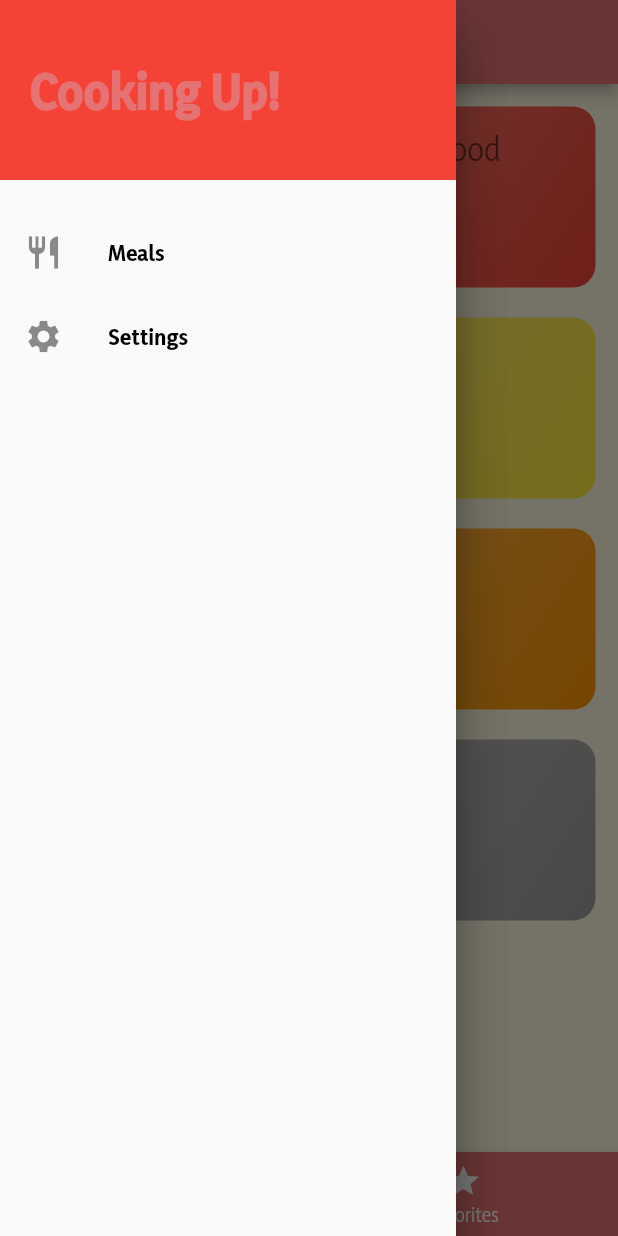
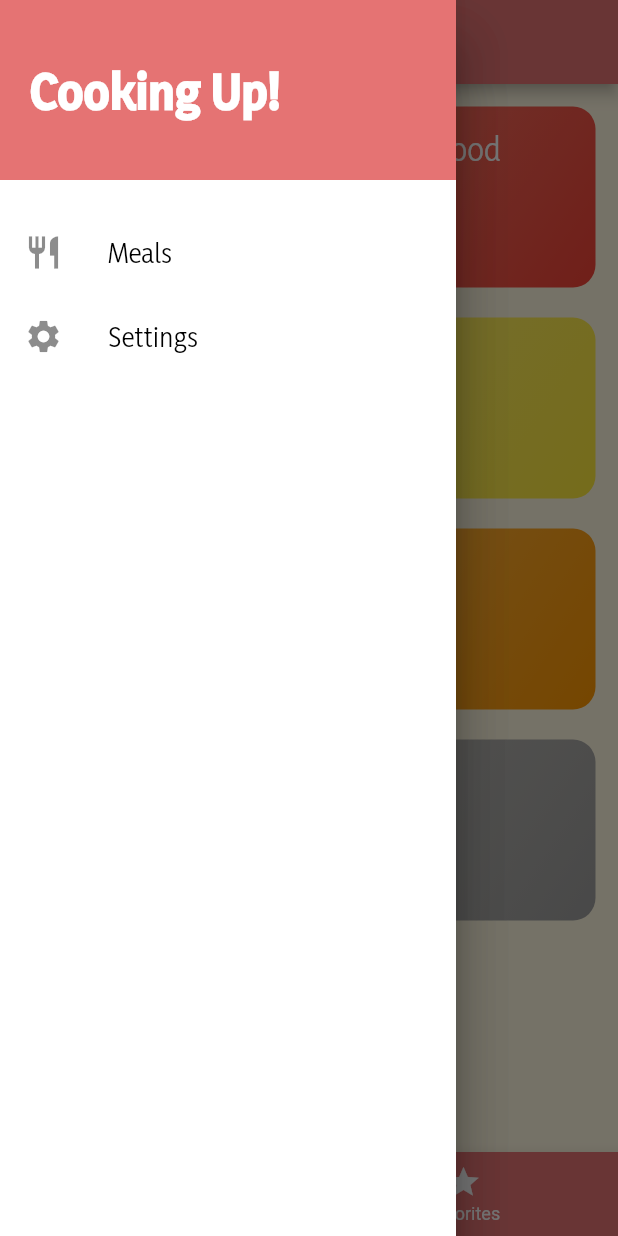
Before and after one commit to SerKleanthis/meal_app, a Flutter app: the screen it shows after launch, with the side drawer open, on a phone screen of 412 x 824 dp. Run offline on Flutter 3.47's test engine with Material 2 defaults, Android fonts, the phone set to English and light mode, and no system bars.

Commit message:
Theme added, fixes and code optimization

```diff
--- /dev/null
+++ b/lib/data/theme.dart
@@ -0,0 +1,45 @@
+import 'package:flutter/material.dart';
+
+ThemeData myThemeData(BuildContext context) {
+  return ThemeData.light().copyWith(
+    primaryColor: Colors.red.shade300,
+    scaffoldBackgroundColor: Colors.amber.shade50,
+    colorScheme: ColorScheme.light(
+      primary: Colors.red.shade300,
+      onPrimary: Colors.white,
+      secondary: Colors.amber,
+      error: Colors.red,
+    ),
+    textTheme: ThemeData.light().textTheme.copyWith(
+          bodyText1: const TextStyle(color: Colors.black),
+          bodyText2: const TextStyle(color: Colors.white),
+          headline1: const TextStyle(
+            // for titles
+            color: Colors.white,
+            fontSize: 20,
+            fontFamily: 'Yaldevi',
+          ),
+          headline2: const TextStyle(
+            // for title in drawer
+            color: Colors.white,
+            fontWeight: FontWeight.w900,
+            fontSize: 30,
+            fontFamily: 'Yaldevi',
+          ),
+          headline3: const TextStyle(
+            // for the drawer
+            color: Colors.black,
+            fontSize: 17,
+            fontWeight: FontWeight.w500,
+            fontFamily: 'Yaldevi',
+          ),
+          headline4: const TextStyle(
+            // for the drawer
+            color: Colors.black,
+            fontSize: 19,
+            fontWeight: FontWeight.w600,
+            fontFamily: 'Yaldevi',
+          ),
+        ),
+  );
+}
--- a/lib/importing_all.dart
+++ b/lib/importing_all.dart
@@ -11,6 +11,7 @@ export './screens/screen_meal_details.dart';
 export './screens/screen_categories.dart';
 export './screens/screen_tabs.dart';
 export './screens/screen_favorites.dart';
+export './screens/screen_filters.dart';
 
 // Widgets
 export './widgets/category_item.dart';
@@ -19,6 +20,7 @@ export './widgets/main_drawer.dart';
 
 // Data
 export './data/dummy_data.dart';
+export './data/theme.dart';
 
 // Route
 export './route/route_generator.dart';
--- a/lib/main.dart
+++ b/lib/main.dart
@@ -13,36 +13,7 @@ class _MyAppState extends State<MyApp> {
   Widget build(BuildContext context) {
     return MaterialApp(
       title: 'DeliMeals',
-      theme: ThemeData(
-        colorScheme: ColorScheme(
-          primary: Colors.red.shade300,
-          primaryVariant: Colors.red.shade500,
-          secondary: Colors.red.shade500,
-          secondaryVariant: Colors.red.shade700,
-          surface: Colors.grey.shade400,
-          background: Colors.white,
-          error: Colors.red,
-          onPrimary: Colors.white,
-          onSecondary: Colors.amber,
-          onSurface: Colors.black,
-          onBackground: Colors.black,
-          onError: Colors.black,
-          brightness: Brightness.light,
-        ),
-        // colorScheme.: Colors.amber,
-        // backgroundColor: Colors.amber,
-        scaffoldBackgroundColor: Colors.amber.shade50,
-        fontFamily: 'Yaldevi',
-        textTheme: ThemeData.light().textTheme.copyWith(
-              bodyText1: const TextStyle(color: Colors.black),
-              bodyText2: const TextStyle(color: Colors.black),
-              headline1: const TextStyle(
-                fontSize: 20,
-                fontFamily: 'Yaldevi',
-              ),
-            ),
-      ),
-      // home: CategoriesScreen(),
+      theme: myThemeData(context),
       initialRoute: TabsScreen.routeName,
       onGenerateRoute: RouteGenerator.generateRoute,
     );
--- a/lib/route/route_generator.dart
+++ b/lib/route/route_generator.dart
@@ -31,6 +31,8 @@ class RouteGenerator {
         return _errorRoute();
       case '/favorites':
         return MaterialPageRoute(builder: (_) => FavoritesScreen());
+      case '/filters':
+        return MaterialPageRoute(builder: (_) => FilterScreen());
       default:
         return _errorRoute();
     }
--- a/lib/screens/screen_categories.dart
+++ b/lib/screens/screen_categories.dart
@@ -2,7 +2,7 @@ import 'package:flutter/material.dart';
 import '../importing_all.dart';
 
 class InitialScreen extends StatelessWidget {
-  static String routeName = '/init';
+  static const routeName = '/init';
   @override
   Widget build(BuildContext context) {
     return GridView(
--- a/lib/screens/screen_favorites.dart
+++ b/lib/screens/screen_favorites.dart
@@ -1,6 +1,7 @@
 import 'package:flutter/material.dart';
 
 class FavoritesScreen extends StatelessWidget {
+  static const routName = '/favorites';
   @override
   Widget build(BuildContext context) {
     return Container();
--- a/lib/screens/screen_meals.dart
+++ b/lib/screens/screen_meals.dart
@@ -2,7 +2,7 @@ import 'package:flutter/material.dart';
 import '../importing_all.dart';
 
 class MealsScreen extends StatelessWidget {
-  static String routeName = '/meals';
+  static const routeName = '/meals';
   final String categoryId;
   final String categoryTitle;
   final Color color;
--- a/lib/screens/screen_tabs.dart
+++ b/lib/screens/screen_tabs.dart
@@ -2,7 +2,7 @@ import 'package:flutter/material.dart';
 import '../importing_all.dart';
 
 class TabsScreen extends StatefulWidget {
-  static String routeName = '/';
+  static const routeName = '/';
   @override
   _TabsScreenState createState() => _TabsScreenState();
 }
@@ -45,9 +45,9 @@ class _TabsScreenState extends State<TabsScreen> {
       body: _pages[_selectedPageIndex]['page'],
       bottomNavigationBar: BottomNavigationBar(
         onTap: _selectPage,
-        backgroundColor: Theme.of(context).colorScheme.primary,
-        unselectedItemColor: Theme.of(context).colorScheme.background,
-        selectedItemColor: Theme.of(context).colorScheme.onSecondary,
+        backgroundColor: Theme.of(context).primaryColor,
+        unselectedItemColor: Theme.of(context).colorScheme.onPrimary,
+        selectedItemColor: Theme.of(context).colorScheme.secondary,
         currentIndex: _selectedPageIndex,
         type: BottomNavigationBarType.fixed,
         items: const [
--- a/lib/widgets/main_drawer.dart
+++ b/lib/widgets/main_drawer.dart
@@ -1,7 +1,8 @@
 import 'package:flutter/material.dart';
+import 'package:meal_app/importing_all.dart';
 
 class MainDrawer extends StatelessWidget {
-  Widget buildListTile(String title, IconData icon) {
+  Widget buildListTile(String title, IconData icon, Function handler) {
     return ListTile(
       leading: Icon(
         icon,
@@ -11,36 +12,59 @@ class MainDrawer extends StatelessWidget {
         title,
         style: const TextStyle(fontWeight: FontWeight.bold),
       ),
+      onTap: handler(),
     );
   }
 
   @override
   Widget build(BuildContext context) {
     return Drawer(
+      child: Container(
+        color: Theme.of(context).colorScheme.background,
         child: Column(
           children: [
             Container(
+              // color: Theme.of(context).colorScheme.primary,
               height: 120,
               width: double.infinity,
               padding: const EdgeInsets.all(20),
               alignment: Alignment.centerLeft,
               decoration:
-                BoxDecoration(color: Theme.of(context).colorScheme.secondary),
+                  BoxDecoration(color: Theme.of(context).colorScheme.primary),
               child: Text(
                 'Cooking Up!',
-              style: TextStyle(
-                fontWeight: FontWeight.w900,
-                fontSize: 30,
-                color: Theme.of(context).colorScheme.primary,
-              ),
+                style: Theme.of(context).textTheme.headline2,
               ),
             ),
             const SizedBox(
               height: 20,
             ),
-          buildListTile('Meals', Icons.restaurant),
-          buildListTile('Settings', Icons.settings),
+            ListTile(
+              leading: const Icon(
+                Icons.restaurant,
+                size: 26,
+              ),
+              title: Text(
+                'Meals',
+                style: Theme.of(context).textTheme.headline3,
+              ),
+              onTap: () =>
+                  Navigator.of(context).pushNamed(TabsScreen.routeName),
+            ),
+            ListTile(
+              leading: const Icon(
+                Icons.settings,
+                size: 26,
+              ),
+              title: Text(
+                'Settings',
+                style: Theme.of(context).textTheme.headline3,
+              ),
+              onTap: () =>
+                  Navigator.of(context).pushNamed(FilterScreen.routeName),
+            ),
           ],
+        ),
       ),
     );
   }
```
Also changed, not shown: lib/screens/screen_filters.dart (added, +15 -0 lines), lib/screens/screen_meal_details.dart (+10 -4 lines), lib/widgets/meal_item.dart (+12 -3 lines). Lines whose indentation alone changed are shown as unchanged.
